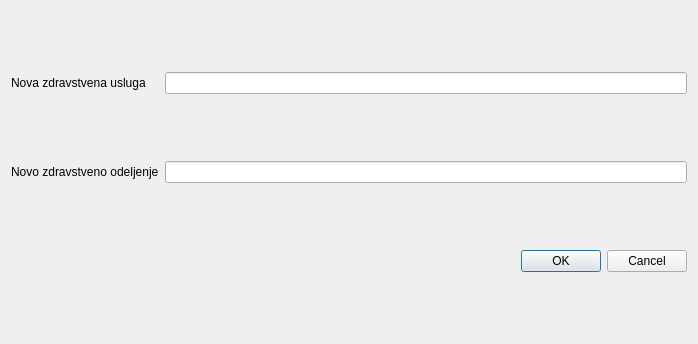
Qt form dialog.ui (karadzic1101/Usluzni_program_zdr_usluga) before a commit.
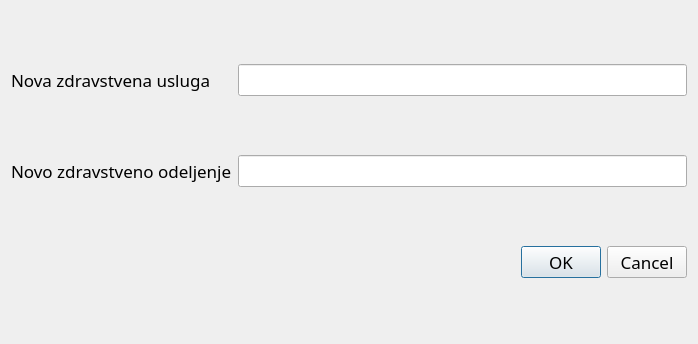
The same form after that commit.

Patch:
```diff
--- a/dialog.ui
+++ b/dialog.ui
@@ -10,6 +10,12 @@
     <height>344</height>
    </rect>
   </property>
+  <property name="font">
+   <font>
+    <family>STIX</family>
+    <pointsize>13</pointsize>
+   </font>
+  </property>
   <property name="windowTitle">
    <string>Dialog</string>
   </property>
```
